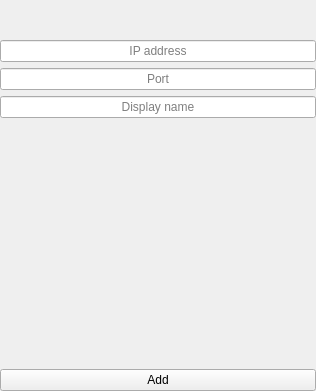
Qt form RemoteControllerClient/addnewconnectionWidget.ui (Aethermeister/Aether-Projects---Remote-Controller) before a commit.
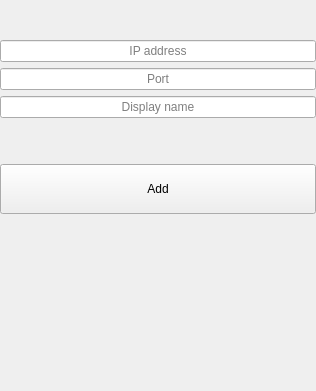
The same form after that commit.

```diff
--- a/RemoteControllerClient/addnewconnectionWidget.ui
+++ b/RemoteControllerClient/addnewconnectionWidget.ui
@@ -77,6 +77,9 @@
      <property name="orientation">
       <enum>Qt::Vertical</enum>
      </property>
+     <property name="sizeType">
+      <enum>QSizePolicy::Fixed</enum>
+     </property>
      <property name="sizeHint" stdset="0">
       <size>
        <width>20</width>
@@ -87,11 +90,30 @@
    </item>
    <item>
     <widget class="QPushButton" name="m_add_btn">
+     <property name="minimumSize">
+      <size>
+       <width>0</width>
+       <height>50</height>
+      </size>
+     </property>
      <property name="text">
       <string>Add</string>
      </property>
     </widget>
    </item>
+   <item>
+    <spacer name="verticalSpacer_3">
+     <property name="orientation">
+      <enum>Qt::Vertical</enum>
+     </property>
+     <property name="sizeHint" stdset="0">
+      <size>
+       <width>20</width>
+       <height>40</height>
+      </size>
+     </property>
+    </spacer>
+   </item>
   </layout>
  </widget>
  <tabstops>
```
